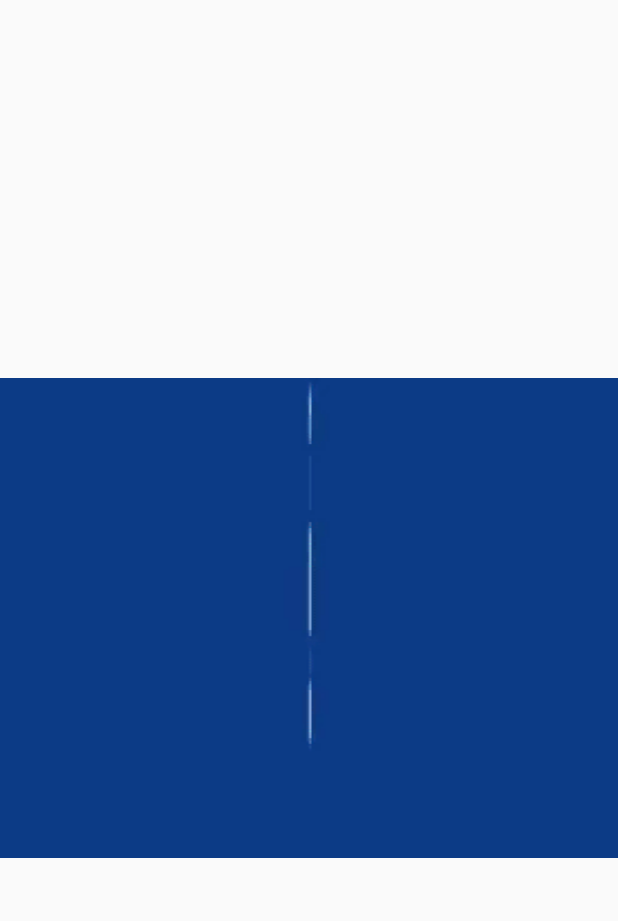
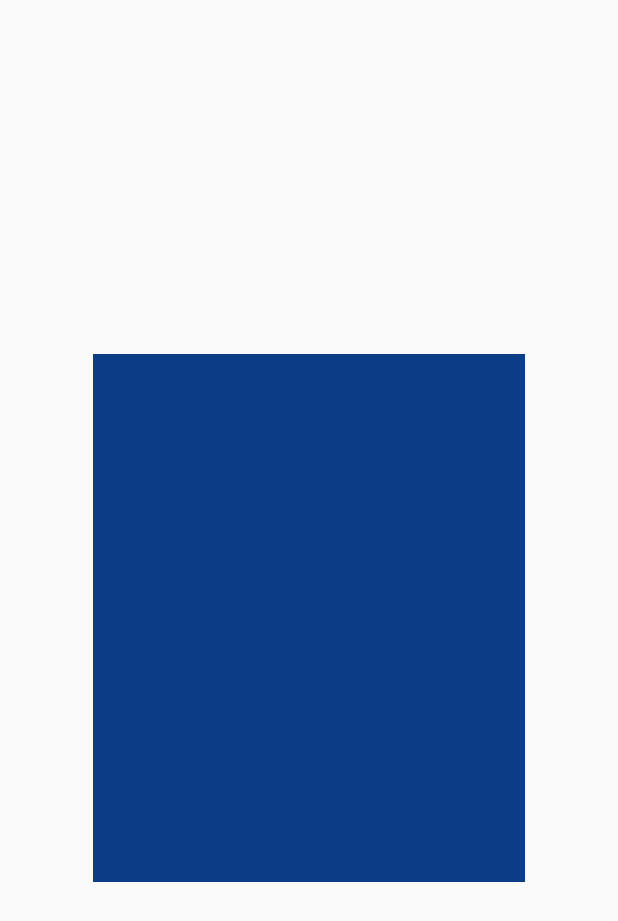
Before and after one commit to tipam2iuc/wayfinding-android, an Android app: the layout slider_1.xml on its own in the app's theme, with its tools: preview values and no code run, on a phone screen of 412 x 824 dp. Shown: the top 921 px of the screen. Run offline under Robolectric (Android 15) with nearby library versions, the phone set to English and light mode, and no system bars.

Commit message:
Update20032019
Mise a jour du 20/03/2019

```diff
--- a/AcceuilWayfinding/app/src/main/res/layout-land/activity_welcome.xml
+++ b/AcceuilWayfinding/app/src/main/res/layout-land/activity_welcome.xml
@@ -6,7 +6,7 @@
     android:layout_height="match_parent"
     tools:context=".WelcomeActivity"
 
-    android:background="@drawable/back2">
+    android:background="@drawable/bgwayfindingtab">
 
     <android.support.v4.view.ViewPager
         android:id="@+id/view_pager"
--- a/AcceuilWayfinding/app/src/main/res/layout-land/slider_1.xml
+++ b/AcceuilWayfinding/app/src/main/res/layout-land/slider_1.xml
@@ -1,8 +1,9 @@
 <?xml version="1.0" encoding="utf-8"?>
 <RelativeLayout
     xmlns:android="http://schemas.android.com/apk/res/android" android:layout_width="match_parent"
-    android:layout_height="match_parent"
+    android:layout_height="278dp"
     android:layout_gravity="center"
+    android:layout_marginBottom="66dp"
     >
 
 
@@ -10,8 +11,8 @@
 
     <pl.droidsonroids.gif.GifImageView
         android:id="@+id/imagesplash"
-        android:layout_width="match_parent"
-        android:layout_height="wrap_content"
+        android:layout_width="220dp"
+        android:layout_height="269dp"
         android:src="@drawable/gifslide1"
         android:layout_centerInParent="true"
         android:scaleType="fitXY"/>
--- a/AcceuilWayfinding/app/src/main/res/layout/activity_main.xml
+++ b/AcceuilWayfinding/app/src/main/res/layout/activity_main.xml
@@ -9,8 +9,8 @@
 
     <pl.droidsonroids.gif.GifImageView
         android:id="@+id/imagesplash"
-        android:layout_width="match_parent"
-        android:layout_height="wrap_content"
+        android:layout_width="288dp"
+        android:layout_height="288dp"
         android:src="@drawable/giflogo"
         android:layout_centerInParent="true"
         android:scaleType="fitXY"/>
--- a/AcceuilWayfinding/app/src/main/res/layout/slider_1.xml
+++ b/AcceuilWayfinding/app/src/main/res/layout/slider_1.xml
@@ -8,8 +8,8 @@
 
     <pl.droidsonroids.gif.GifImageView
         android:id="@+id/imagesplash"
-        android:layout_width="match_parent"
-        android:layout_height="wrap_content"
+        android:layout_width="288dp"
+        android:layout_height="352dp"
         android:src="@drawable/gifslide1"
         android:layout_centerInParent="true"
         android:scaleType="fitXY"/>
--- a/AcceuilWayfinding/app/src/main/res/layout/slider_2.xml
+++ b/AcceuilWayfinding/app/src/main/res/layout/slider_2.xml
@@ -8,8 +8,8 @@
 
     <pl.droidsonroids.gif.GifImageView
         android:id="@+id/imagesplash"
-        android:layout_width="match_parent"
-        android:layout_height="wrap_content"
+        android:layout_width="288dp"
+        android:layout_height="352dp"
         android:src="@drawable/gifslide2"
         android:layout_centerInParent="true"
         android:scaleType="fitXY"/>
--- a/AcceuilWayfinding/app/src/main/res/layout/slider_3.xml
+++ b/AcceuilWayfinding/app/src/main/res/layout/slider_3.xml
@@ -8,9 +8,9 @@
 
     <pl.droidsonroids.gif.GifImageView
         android:id="@+id/imagesplash"
-        android:layout_width="match_parent"
-        android:layout_height="wrap_content"
-        android:src="@drawable/gifslide3"
+        android:layout_width="288dp"
+        android:layout_height="352dp"
+        android:src="@drawable/slide"
         android:layout_centerInParent="true"
         android:scaleType="fitXY"/>
 
--- a/AcceuilWayfinding/build.gradle
+++ b/AcceuilWayfinding/build.gradle
@@ -12,7 +12,7 @@ buildscript {
     dependencies {
 
         classpath 'com.android.tools.build:gradle:3.2.1'
-        classpath 'com.google.gms:google-services:4.0.1'
+        classpath 'com.google.gms:google-services:4.0.2'
 
 
 
```
Also changed, not shown: AcceuilWayfinding/app/src/main/res/layout-land/slider_2.xml (+4 -3 lines), AcceuilWayfinding/app/src/main/res/layout-land/slider_3.xml (+6 -6 lines), AcceuilWayfinding/app/src/main/res/layout-land/slider_4.xml (+6 -8 lines), AcceuilWayfinding/app/src/main/res/layout/slider_4.xml (+6 -5 lines), AcceuilWayfinding/app/src/main/res/drawable/bgwayfindingtab.jpg (added), AcceuilWayfinding/app/src/main/res/drawable/giflogo.gif, AcceuilWayfinding/app/src/main/res/drawable/giflogo1.gif (added), AcceuilWayfinding/app/src/main/res/drawable/gifslide1.gif, AcceuilWayfinding/app/src/main/res/drawable/gifslide2.gif, AcceuilWayfinding/app/src/main/res/drawable/gifslide3.gif (deleted), AcceuilWayfinding/app/src/main/res/drawable/slide.gif (added), AcceuilWayfinding/app/src/main/res/drawable/slide4.gif (added).
